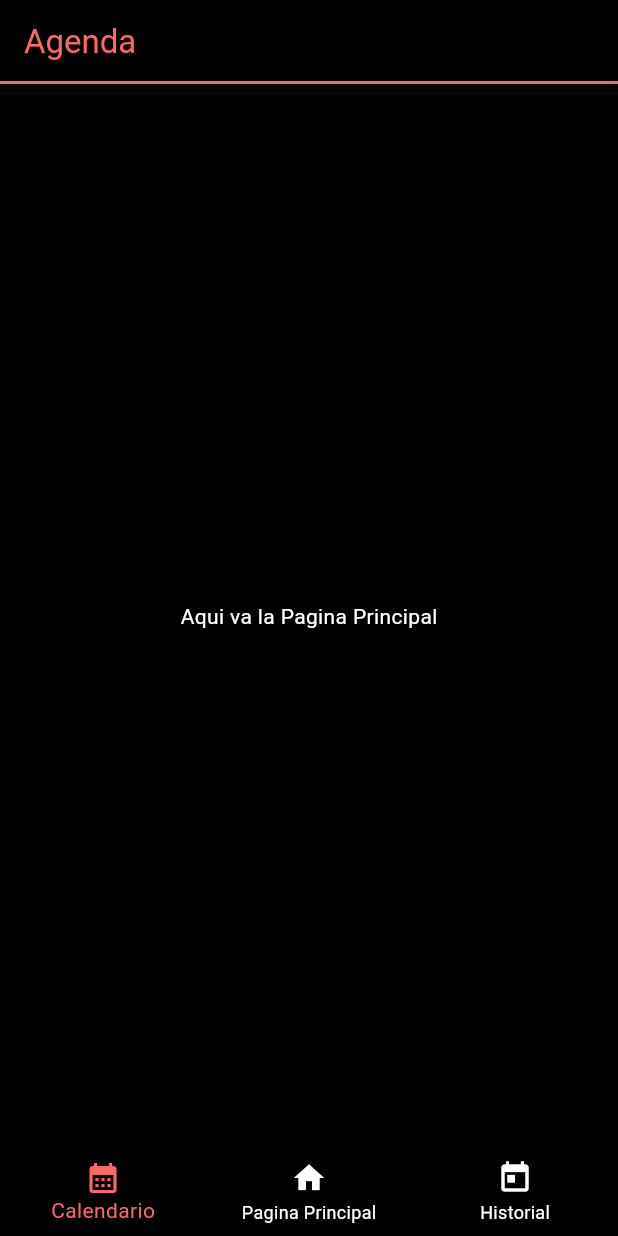
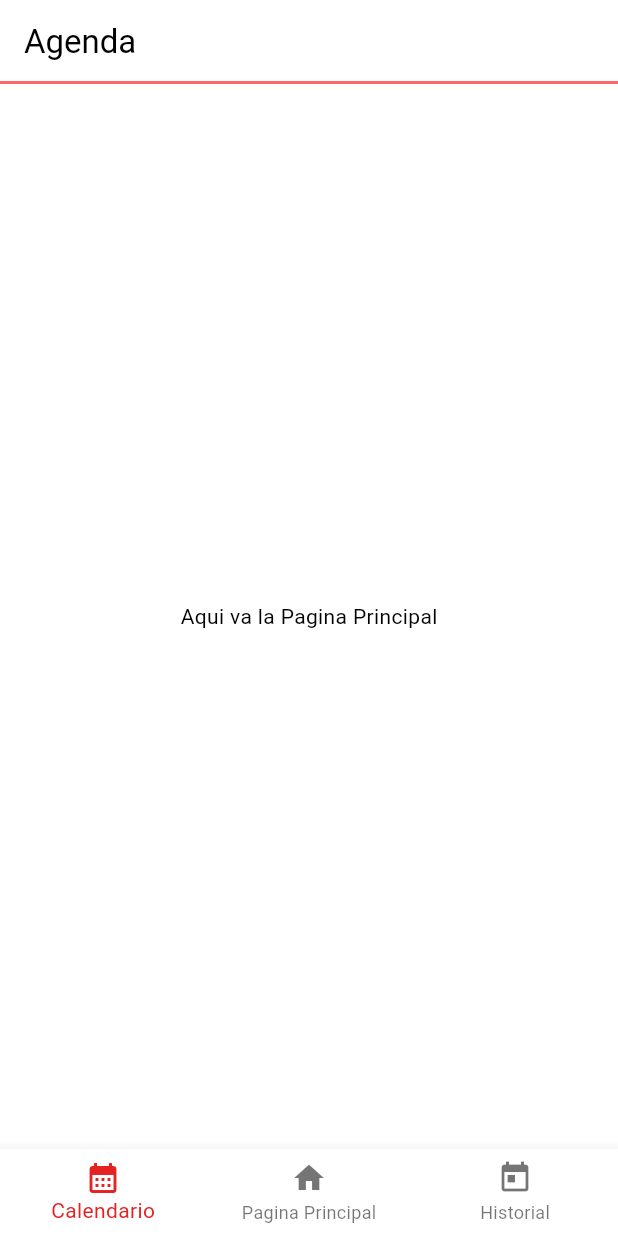
Before and after one commit to Cesario-Ruiz/Agenda-movil, a Flutter app: the screen it shows after launch, on a phone screen of 412 x 824 dp. Run offline on Flutter 3.47's test engine with Material 3 defaults, Android fonts, the phone set to English and light mode, and no system bars.

Commit message:
Tercer commit

```diff
--- a/lib/Componentes/componentes.dart
+++ b/lib/Componentes/componentes.dart
@@ -3,10 +3,24 @@ import 'package:flutter/material.dart';
 AppBar barraSuperior() {
   return AppBar(
     title: const Text("Agenda"),
-    backgroundColor: Colors.black,
-    foregroundColor: Color.fromARGB(255, 255, 102, 102),
-    shape: const Border(
+    shape: Border(
       bottom: BorderSide(color: Color.fromARGB(255, 255, 102, 102), width: 2.0),
     ),
   );
 }
+
+BottomNavigationBar barraNavegacion() {
+  return BottomNavigationBar(
+    items: const <BottomNavigationBarItem>[
+      BottomNavigationBarItem(
+        icon: Icon(Icons.calendar_month),
+        label: 'Calendario',
+      ),
+      BottomNavigationBarItem(
+        icon: Icon(Icons.home),
+        label: 'Pagina Principal',
+      ),
+      BottomNavigationBarItem(icon: Icon(Icons.today), label: 'Historial'),
+    ],
+  );
+}
--- /dev/null
+++ b/lib/Pantallas/pagina_principal.dart
@@ -0,0 +1,14 @@
+import 'package:flutter/material.dart';
+import 'package:agenda/EsquemaColor/colores.dart';
+import 'package:agenda/Componentes/componentes.dart';
+
+MaterialApp pantallaPrincipal() {
+  return MaterialApp(
+    theme: temaClaro,
+    home: Scaffold(
+      appBar: barraSuperior(),
+      body: Center(child: Text('Aqui va la Pagina Principal')),
+      bottomNavigationBar: barraNavegacion(),
+    ),
+  );
+}
--- a/lib/main.dart
+++ b/lib/main.dart
@@ -1,5 +1,5 @@
 import 'package:flutter/material.dart';
-import 'Componentes/componentes.dart';
+import 'Pantallas/pagina_principal.dart';
 
 void main() {
   runApp(const MainApp());
@@ -10,36 +10,6 @@ class MainApp extends StatelessWidget {
 
   @override
   Widget build(BuildContext context) {
-    return MaterialApp(
-      home: Scaffold(
-        appBar: barraSuperior(),
-        body: Center(
-          child: Text(
-            'Aqui va la Pagina Principal',
-            style: TextStyle(color: Colors.white),
-          ),
-        ),
-        bottomNavigationBar: BottomNavigationBar(
-          backgroundColor: Colors.black,
-          selectedItemColor: Color.fromARGB(255, 255, 102, 102),
-          unselectedItemColor: Colors.white,
-          items: const <BottomNavigationBarItem>[
-            BottomNavigationBarItem(
-              icon: Icon(Icons.calendar_month),
-              label: 'Calendario',
-            ),
-            BottomNavigationBarItem(
-              icon: Icon(Icons.home),
-              label: 'Pagina Principal',
-            ),
-            BottomNavigationBarItem(
-              icon: Icon(Icons.today),
-              label: 'Historial',
-            ),
-          ],
-        ),
-        backgroundColor: Colors.black,
-      ),
-    );
+    return pantallaPrincipal();
   }
 }
```
Also changed, not shown: pubspec.yaml (+11 -0 lines), lib/Pantallas/ajuestes.dart (added), lib/icono/agenda_icono.png (added), pubspec.lock, 29 other files.
